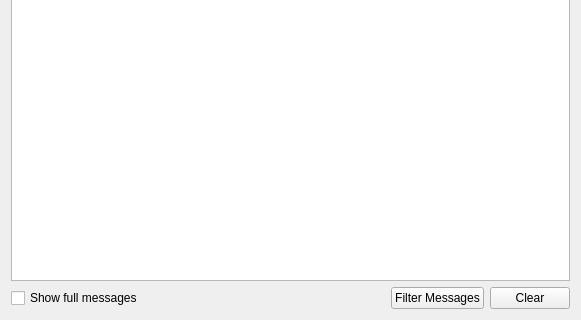
The window that Qt/Core/Resources/UI/pqOutputWidget.ui (Kitware/ParaView) describes before a commit, drawn with Qt 5; both pictures show x 0 to 581 and y 200 to 520 of the 581 by 520 pixel window.
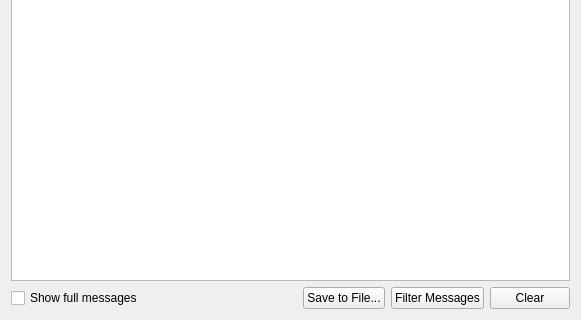
The same window after the commit. Custom widgets are drawn as their Qt base class.

Commit message:
Make it possible to save the text in the output window
Added a button in the pqOutputWindow to save the text it contains to a
file.

The edit to the form file:
```diff
--- a/Qt/Core/Resources/UI/pqOutputWidget.ui
+++ b/Qt/Core/Resources/UI/pqOutputWidget.ui
@@ -61,7 +61,7 @@
     </widget>
    </item>
    <item>
-    <layout class="QHBoxLayout" name="horizontalLayout" stretch="1,0,0">
+    <layout class="QHBoxLayout" name="horizontalLayout" stretch="1,0,0,0">
      <item>
       <widget class="QCheckBox" name="showFullMessagesCheckBox">
        <property name="toolTip">
@@ -72,6 +72,13 @@
        </property>
       </widget>
      </item>
+     <item>
+      <widget class="QPushButton" name="saveButton">
+       <property name="text">
+        <string>Save to File...</string>
+       </property>
+      </widget>
+     </item>
      <item>
       <widget class="QPushButton" name="filterButton">
        <property name="text">
```
The commit also changes 5 other files.
